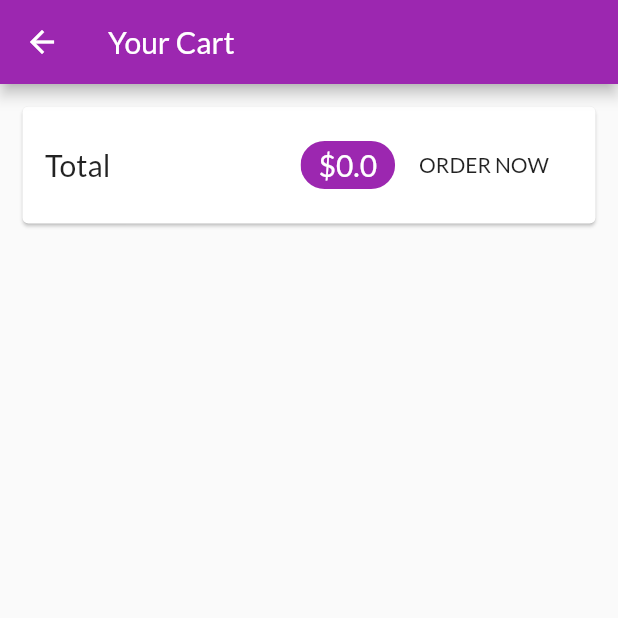
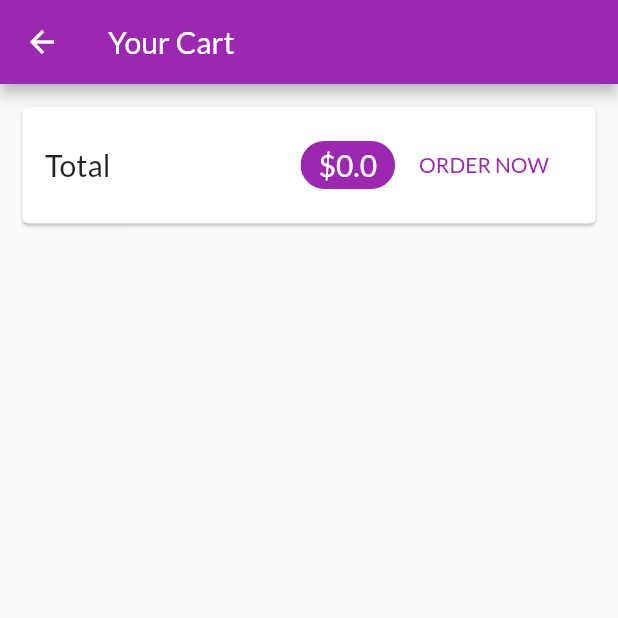
Before and after one commit to dahnny/ShopRight, a Flutter app: the CartScreen screen opened by its route, on a phone screen of 412 x 824 dp, the top half of it. Run offline on Flutter 3.47's test engine with Material 2 defaults, Android fonts, the phone set to English and light mode, and no system bars; network calls fail.

```diff
--- a/lib/providers/cart.dart
+++ b/lib/providers/cart.dart
@@ -57,6 +57,11 @@ class Cart with ChangeNotifier {
     notifyListeners();
   }
 
+  void removeItem(String productId){
+    _items.remove(productId);
+    notifyListeners();
+  }
+
   int get itemCount {
     return _items == null ? 0 : _items.length;
   }
--- a/lib/screens/cart_screen.dart
+++ b/lib/screens/cart_screen.dart
@@ -1,6 +1,7 @@
 import 'package:flutter/material.dart';
 import 'package:provider/provider.dart';
-import 'package:shop_app/providers/cart.dart';
+import 'package:shop_app/providers/cart.dart' show Cart;
+import 'package:shop_app/widgets/cart_item.dart';
 
 class CartScreen extends StatelessWidget {
   static const routeName = '/cart';
@@ -33,9 +34,28 @@ class CartScreen extends StatelessWidget {
                     ),
                     backgroundColor: Theme.of(context).primaryColor,
                   ),
-                  FlatButton(onPressed: () {}, child: Text('ORDER NOW'))
+                  FlatButton(
+                      onPressed: () {},
+                      child: Text(
+                        'ORDER NOW',
+                        style: TextStyle(color: Theme.of(context).primaryColor),
+                      ))
                 ],
               ),
+            ),
+          ),
+          SizedBox(
+            height: 10,
+          ),
+          Expanded(
+            child: ListView.builder(
+              itemBuilder: (ctx, i) => CartItem(
+                  id: cart.items.values.toList()[i].id,
+                  productId: cart.items.keys.toList()[i],
+                  title: cart.items.values.toList()[i].title,
+                  quantity: cart.items.values.toList()[i].quantity,
+                  price: cart.items.values.toList()[i].price),
+              itemCount: cart.itemCount,
             ),
           )
         ],
```
Also changed, not shown: lib/screens/product_detail_screen.dart (+31 -0 lines), lib/widgets/cart_item.dart (added, +58 -0 lines).
